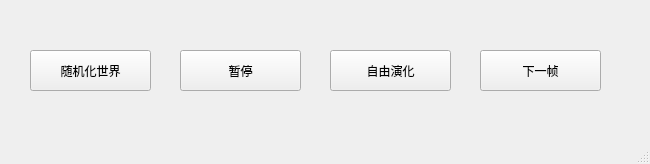
Qt form maindisplayport.ui (desire2020/YSFL) before a commit.
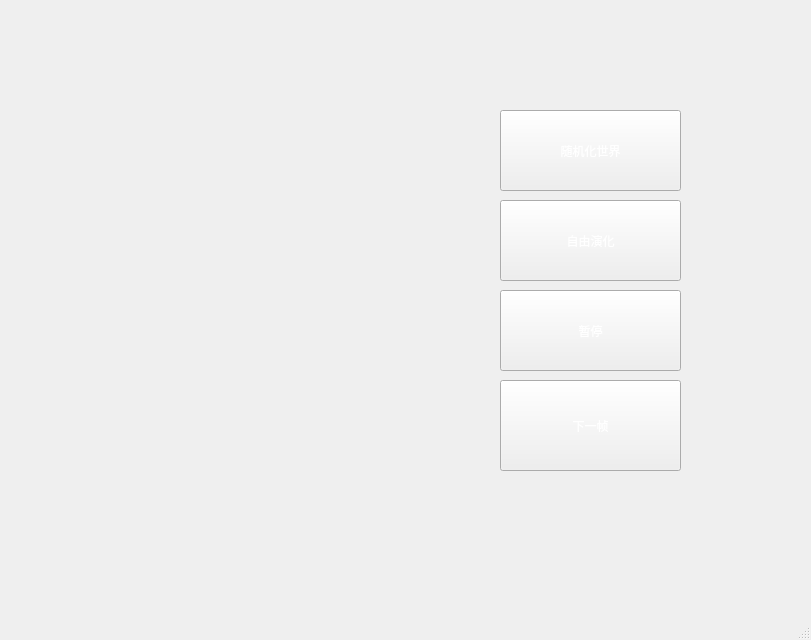
The same form after that commit. Icons and pictures are not drawn.

```diff
--- a/maindisplayport.ui
+++ b/maindisplayport.ui
@@ -6,8 +6,8 @@
    <rect>
     <x>0</x>
     <y>0</y>
-    <width>650</width>
-    <height>164</height>
+    <width>811</width>
+    <height>640</height>
    </rect>
   </property>
   <property name="windowTitle">
@@ -16,6 +16,9 @@
   <property name="autoFillBackground">
    <bool>false</bool>
   </property>
+  <property name="styleSheet">
+   <string notr="true">background-image:url(:/new/prefix1/image/1.jpg)</string>
+  </property>
   <property name="tabShape">
    <enum>QTabWidget::Rounded</enum>
   </property>
@@ -26,12 +29,17 @@
    <widget class="QPushButton" name="pushButton">
     <property name="geometry">
      <rect>
-      <x>480</x>
-      <y>50</y>
-      <width>121</width>
-      <height>41</height>
+      <x>500</x>
+      <y>380</y>
+      <width>181</width>
+      <height>91</height>
      </rect>
     </property>
+    <property name="styleSheet">
+     <string notr="true">background-image:url(:/new/prefix1/image/1.jpg);
+color:rgb(255, 255, 255);
+font: 25 17pt &quot;Microsoft JhengHei Light&quot;;</string>
+    </property>
     <property name="text">
      <string>下一帧</string>
     </property>
@@ -39,12 +47,16 @@
    <widget class="QPushButton" name="pushButton_2">
     <property name="geometry">
      <rect>
-      <x>330</x>
-      <y>50</y>
-      <width>121</width>
-      <height>41</height>
+      <x>500</x>
+      <y>200</y>
+      <width>181</width>
+      <height>81</height>
      </rect>
     </property>
+    <property name="styleSheet">
+     <string notr="true">font: 25 17pt &quot;Microsoft JhengHei UI Light&quot;;
+color:rgb(255, 255, 255)</string>
+    </property>
     <property name="text">
      <string>自由演化</string>
     </property>
@@ -52,12 +64,16 @@
    <widget class="QPushButton" name="pushButton_3">
     <property name="geometry">
      <rect>
-      <x>180</x>
-      <y>50</y>
-      <width>121</width>
-      <height>41</height>
+      <x>500</x>
+      <y>290</y>
+      <width>181</width>
+      <height>81</height>
      </rect>
     </property>
+    <property name="styleSheet">
+     <string notr="true">font: 75 17pt &quot;Microsoft JhengHei UI Light&quot;;
+color:rgb(255, 255, 255)</string>
+    </property>
     <property name="text">
      <string>暂停</string>
     </property>
@@ -65,12 +81,16 @@
    <widget class="QPushButton" name="pushButton_4">
     <property name="geometry">
      <rect>
-      <x>30</x>
-      <y>50</y>
-      <width>121</width>
-      <height>41</height>
+      <x>500</x>
+      <y>110</y>
+      <width>181</width>
+      <height>81</height>
      </rect>
     </property>
+    <property name="styleSheet">
+     <string notr="true">font: 75 17pt &quot;Microsoft JhengHei UI Light&quot;;
+color:rgb(255, 255, 255)</string>
+    </property>
     <property name="text">
      <string>随机化世界</string>
     </property>
```
Left out of the diff: 10 changed lines with no effect on the pictures.
